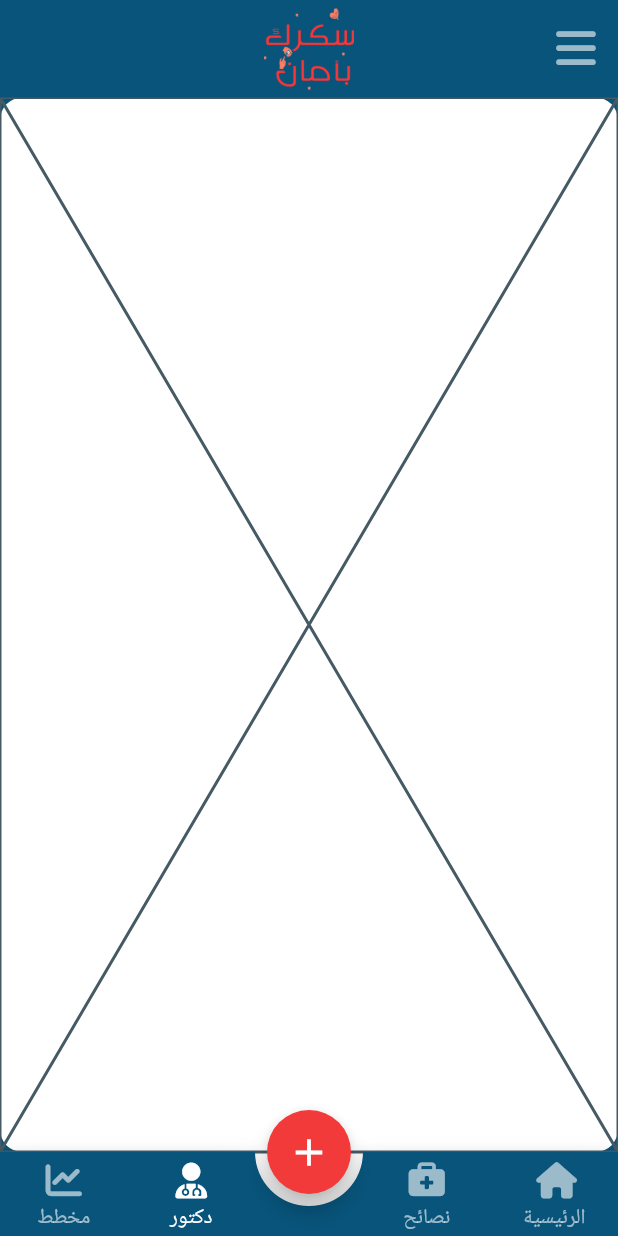
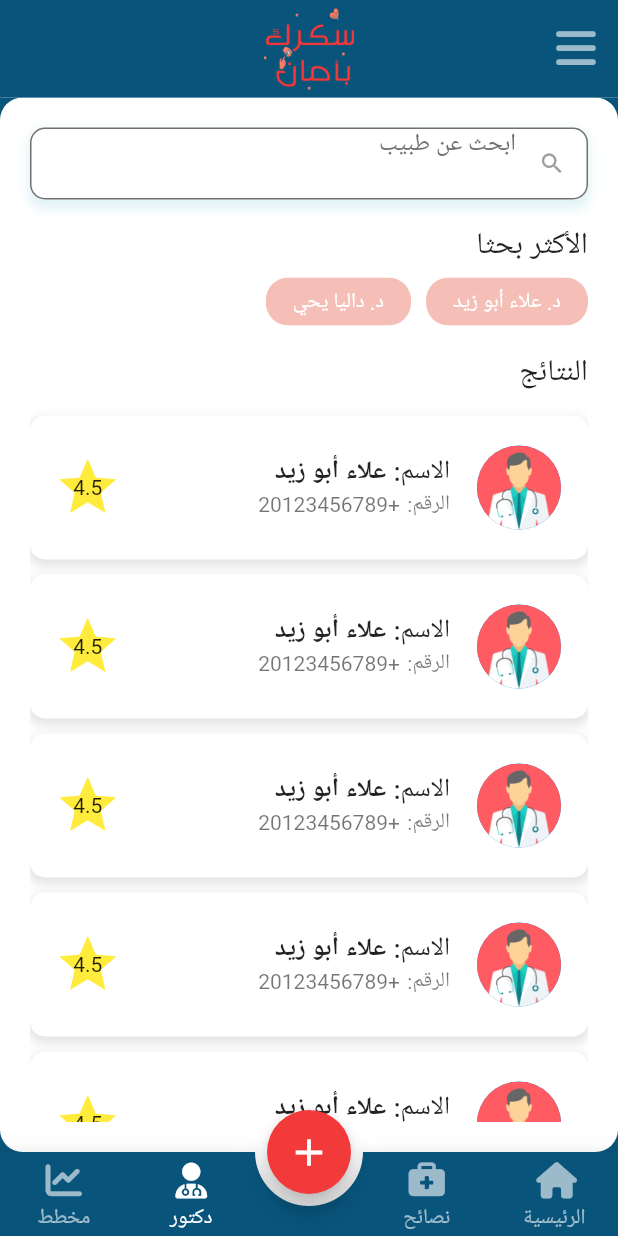
Before and after one commit to MZzzNn/sugar, a Flutter app: the AppLayout screen opened directly, item 3 of the bottom bar chosen, on a phone screen of 412 x 824 dp. Run offline on Flutter 3.47's test engine with Material 2 defaults, Android fonts, the phone set to English and light mode, and no system bars; drawn by our look-alikes of animated_bottom_navigation_bar, auto_size_text; our stand-ins replace expandable, font_awesome_flutter, get, smooth_page_indicator.

Commit message:
doctor screen

```diff
--- a/lib/layout/app_layout.dart
+++ b/lib/layout/app_layout.dart
@@ -46,9 +46,12 @@ class _AppLayoutState extends State<AppLayout> {
 
   @override
   Widget build(BuildContext context) {
-    return Scaffold(
+    return GestureDetector(
+      onTap: () => FocusScope.of(context).unfocus(),
+      child: Scaffold(
         key: _key,
         backgroundColor: Colors.white,
+        resizeToAvoidBottomInset: false,
         appBar: AppBar(
           title: Image.asset(
             'assets/images/logo.png',
@@ -126,6 +129,7 @@ class _AppLayoutState extends State<AppLayout> {
           rightCornerRadius: 0,
           onTap: (index) => setState(() => _bottomNavIndex = index),
         ),
+      ),
     );
   }
 }
--- a/lib/pages/advice/advice_screen.dart
+++ b/lib/pages/advice/advice_screen.dart
@@ -6,7 +6,7 @@ class AdviceScreen extends StatelessWidget {
   @override
   Widget build(BuildContext context) {
     return ListView.separated(
-        padding: const EdgeInsets.symmetric(horizontal: 20.0, vertical: 20),
+        padding: const EdgeInsets.all(20),
         physics: const BouncingScrollPhysics(),
         itemBuilder: (_, i) {
           return Container(
--- a/lib/pages/doctor/doctor_screen.dart
+++ b/lib/pages/doctor/doctor_screen.dart
@@ -1,10 +1,137 @@
 import 'package:flutter/material.dart';
+import 'package:sugar/shared/theme.dart';
 
 class DoctorScreen extends StatelessWidget {
   const DoctorScreen({Key? key}) : super(key: key);
 
   @override
   Widget build(BuildContext context) {
-    return const Placeholder();
+    return Container(
+      height: double.infinity,
+      padding: const EdgeInsets.all(20),
+      child: Column(
+        crossAxisAlignment: CrossAxisAlignment.start,
+        mainAxisSize: MainAxisSize.max,
+        children: [
+          Container(
+            height: 50,
+            decoration: BoxDecoration(
+              borderRadius: BorderRadius.circular(10),
+              boxShadow: [
+                BoxShadow(
+                  color: ThemeManager.blueLight.withOpacity(0.2),
+                  spreadRadius: 1,
+                  blurRadius: 5,
+                  offset: const Offset(0, 3),
+                ),
+              ],
+            ),
+            child: const TextField(
+              decoration: InputDecoration(
+                hintText: 'ابحث عن طبيب',
+                prefixIcon: Icon(
+                  Icons.search,
+                  color: Colors.grey,
+                ),
+              ),
+            ),
+          ),
+          const SizedBox(height: 15),
+          const Text(
+            'الأكثر بحثا',
+            style: TextStyle(
+              fontSize: 20,
+              fontWeight: FontWeight.w500,
+            ),
+          ),
+          Wrap(
+            spacing: 10,
+            runSpacing: 10,
+            children: const [
+              Chip(label: Text('د. علاء أبو زيد')),
+              Chip(label: Text('د. داليا يحي')),
+            ],
+          ),
+          const SizedBox(height: 10),
+          const Text(
+            'النتائج',
+            style: TextStyle(
+              fontSize: 20,
+              fontWeight: FontWeight.w500,
+            ),
+          ),
+          const SizedBox(height: 5),
+          Expanded(
+            child: ListView.separated(
+              physics: const BouncingScrollPhysics(),
+              padding: const EdgeInsets.only(bottom: 20,top: 10),
+              itemBuilder: (_, i) => doctorCard(),
+              separatorBuilder: (_, i) => const SizedBox(height: 10),
+              itemCount: 10,
+            ),
+          )
+        ],
+      ),
+    );
+  }
+
+  Widget doctorCard() {
+    return Container(
+      padding: const EdgeInsets.symmetric(vertical: 12),
+      decoration: BoxDecoration(
+        color: Colors.white,
+        borderRadius: BorderRadius.circular(10),
+        boxShadow: [
+          BoxShadow(
+            color: ThemeManager.grey.withOpacity(0.2),
+            spreadRadius: 1,
+            blurRadius: 5,
+            offset: const Offset(0, 3),
+          ),
+        ],
+      ),
+      child: ListTile(
+        leading: const CircleAvatar(
+          radius: 30,
+          backgroundImage: AssetImage('assets/images/doctor_avatar.png'),
+        ),
+        title: const Text.rich(
+          TextSpan(
+            text: 'الاسم:',
+            style: TextStyle(
+              fontSize: 17,
+              fontWeight: FontWeight.w500,
+            ),
+            children: [
+              WidgetSpan(child: SizedBox(width: 5)),
+              TextSpan(
+                text: 'علاء أبو زيد',
+                style: TextStyle(
+                  fontSize: 17,
+                  fontWeight: FontWeight.w700,
+                ),
+              ),
+            ],
+          ),
+        ),
+        subtitle: const Text.rich(
+          TextSpan(
+            text: 'الرقم:',
+            children: [
+              WidgetSpan(child: SizedBox(width: 5)),
+              TextSpan(text: '+20123456789'),
+            ],
+          ),
+        ),
+        trailing: Stack(
+          clipBehavior: Clip.none,
+          alignment: Alignment.center,
+          children: const [
+            Icon(Icons.star, color: Colors.yellow, size: 45),
+            Text('4.5'),
+          ],
+        ),
+      ),
+    );
   }
 }
--- a/lib/pages/home/home_screen.dart
+++ b/lib/pages/home/home_screen.dart
@@ -12,7 +12,7 @@ class HomeScreen extends StatelessWidget {
     return SizedBox(
       height: double.infinity,
       child: SingleChildScrollView(
-        padding: const EdgeInsets.symmetric(horizontal: 20.0, vertical: 20),
+        padding: const EdgeInsets.all(20),
         physics: const BouncingScrollPhysics(),
         child: Column(
           mainAxisSize: MainAxisSize.max,
--- a/lib/shared/theme.dart
+++ b/lib/shared/theme.dart
@@ -50,6 +50,18 @@ class ThemeManager {
         ),
       ),
     ),
+    chipTheme: ChipThemeData(
+      backgroundColor: redLight,
+      selectedColor: blueLight,
+      disabledColor: greyLight,
+      secondarySelectedColor: blueLight,
+      secondaryLabelStyle: const TextStyle(color: blue),
+      labelStyle: const TextStyle(color: Colors.white),
+      padding: const EdgeInsets.symmetric(horizontal: 10, vertical: 5),
+      shape: RoundedRectangleBorder(
+        borderRadius: BorderRadius.circular(15),
+      ),
+    ),
   );
 
   static const InputBorder _border = OutlineInputBorder(
```
Lines whose indentation alone changed are shown as unchanged.
